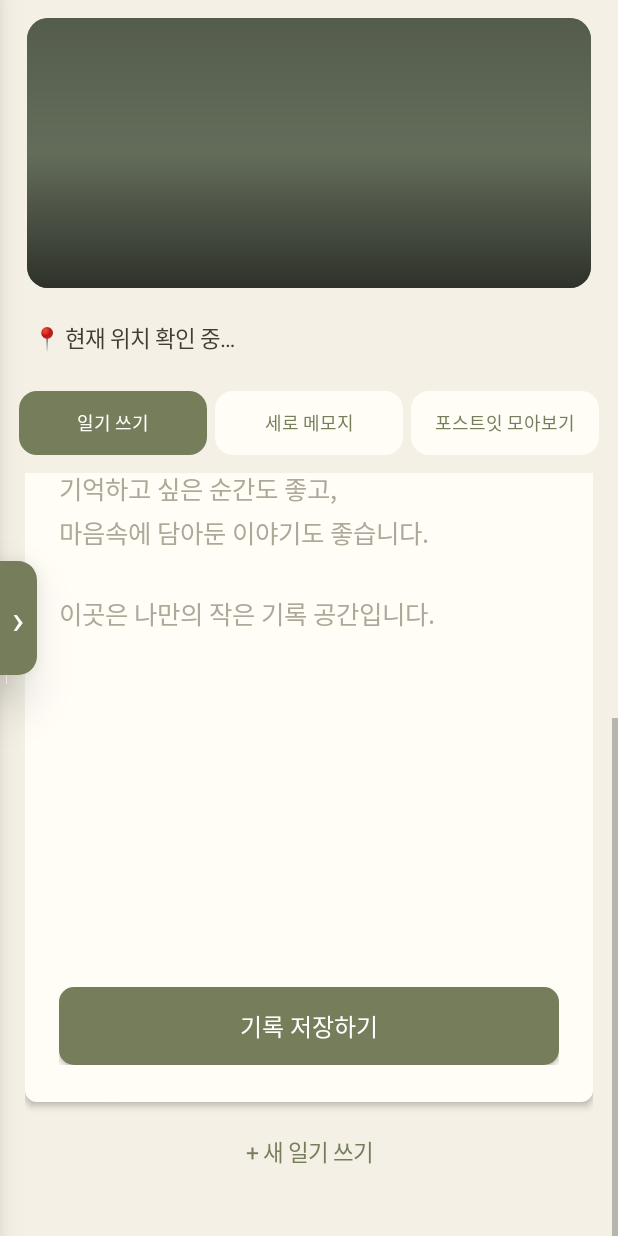
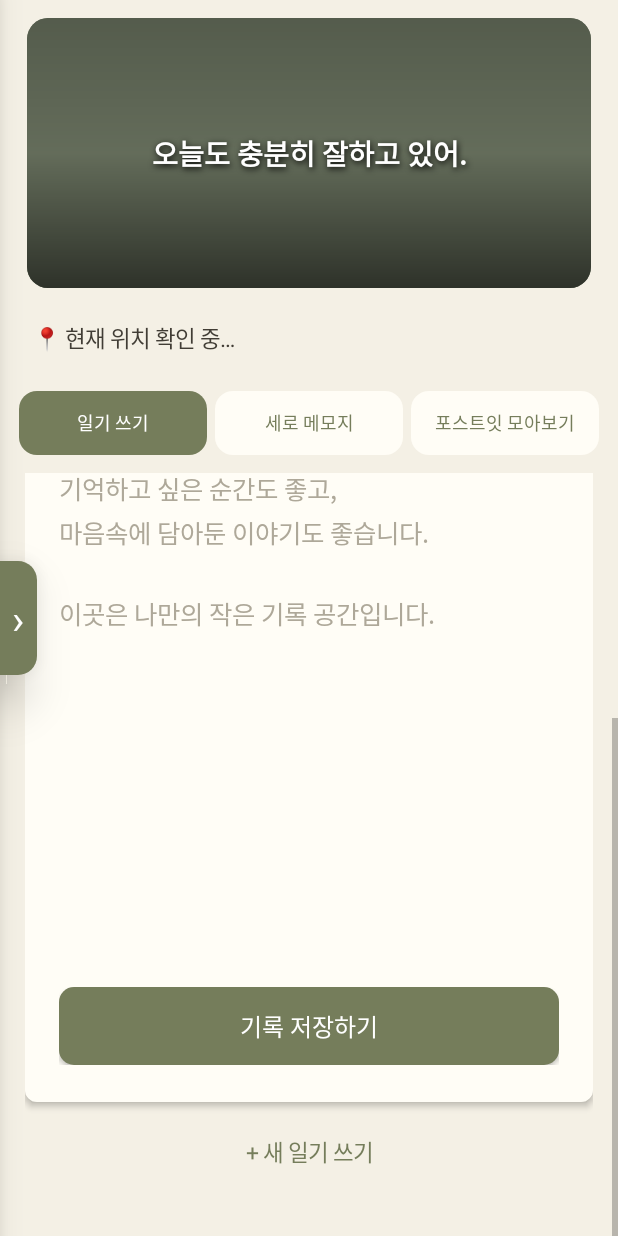
Before and after one commit to supermenpark/DAYFLOW-Diary, an Android app: the screen it shows after launch (MainActivity), scrolled down 240 dp, on a phone screen of 412 x 824 dp. Run offline under Robolectric (Android 15) with nearby library versions, the phone set to English and light mode, and no system bars; pictures from the network do not load.

Commit message:
Update MainActivity.kt

```diff
--- a/DiaryApp/app/src/main/java/com/supermenpark/dayflowdiary/MainActivity.kt
+++ b/DiaryApp/app/src/main/java/com/supermenpark/dayflowdiary/MainActivity.kt
@@ -152,7 +152,25 @@ class MainActivity : Activity() {
         }
 
         header.addView(shade, FrameLayout.LayoutParams(-1, -1))
-
+val bannerQuote = TextView(this).apply {
+    text = "오늘도 충분히 잘하고 있어."
+    textSize = 19f
+    setTextColor(Color.WHITE)
+    setTypeface(typeface, Typeface.BOLD)
+    gravity = Gravity.CENTER
+    setPadding(dp(24), dp(12), dp(24), dp(12))
+    maxLines = 2
+    setShadowLayer(5f, 1f, 2f, Color.BLACK)
+}
+
+header.addView(
+    bannerQuote,
+    FrameLayout.LayoutParams(
+        FrameLayout.LayoutParams.MATCH_PARENT,
+        FrameLayout.LayoutParams.WRAP_CONTENT,
+        Gravity.CENTER
+    )
+)
         appContainer.addView(
             header,
             LinearLayout.LayoutParams(-1, dp(180)).apply {
```
